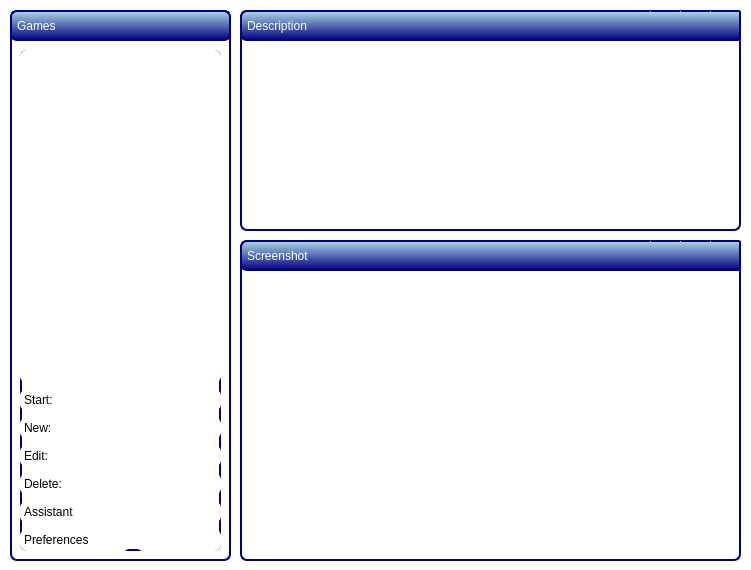
Before: the Qt Designer form dboxfe/ui/dboxfe.ui in LasDesu/DBoxFE, drawn with Qt 5.
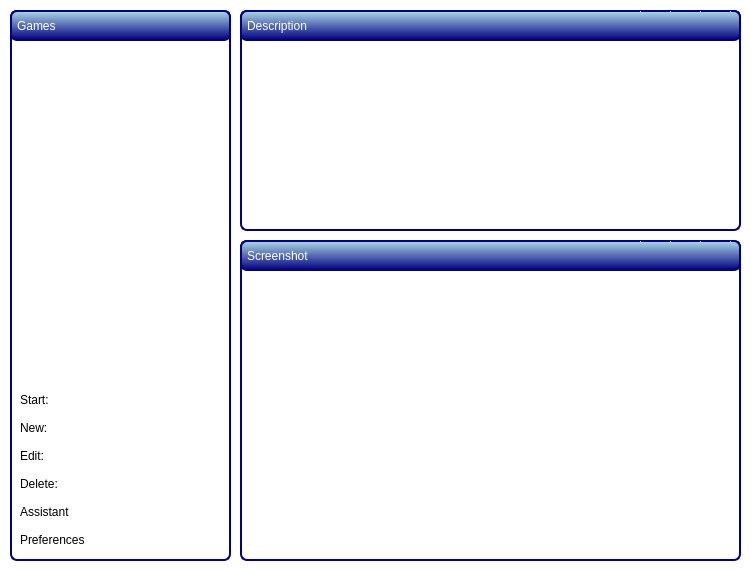
After: the same form once the commit is applied. Icons and pictures are not drawn.

Patch:
```diff
--- a/dboxfe/ui/dboxfe.ui
+++ b/dboxfe/ui/dboxfe.ui
@@ -28,9 +28,134 @@
    <string>DBoxFE - Startscreen</string>
   </property>
   <property name="styleSheet" >
-   <string notr="true" >QWidget#UiDBoxFE {
+   <string notr="true" >#UiDBoxFE {
 	background-color: white;
 }
+
+#frameGameScreenshot {
+	border-width: 2px;
+	padding: 1px;
+	border-style: solid;
+	border-color: navy;
+	border-radius: 7px;
+	background-color: white;
+}
+
+#frameGameDescription {
+	border-width: 2px;
+	padding: 1px;
+	border-style: solid;
+	border-color: navy;
+	border-radius: 7px;
+	background-color: white;
+}
+
+#frameGame {
+	border-width: 2px;
+	padding: 1px;
+	border-style: solid;
+	border-color: navy;
+	border-radius: 7px;
+	background-color: white;
+}
+
+#labelGameSreenshotHeader {
+	background-color: qlineargradient(x1: 0, y1: 0, x2: 0, y2: 1, stop: 0 lightblue, stop: 1 navy);
+	color: white;
+	border-width: 2px;
+	padding: 2px;
+	border-style: solid;
+	border-color: navy;
+	border-radius: 7px;
+}
+
+#labelGameDescriptionHeader {
+	background-color: qlineargradient(x1: 0, y1: 0, x2: 0, y2: 1, stop: 0 lightblue, stop: 1 navy);
+	color: white;
+	border-width: 2px;
+	padding: 2px;
+	border-style: solid;
+	border-color: navy;
+	border-radius: 7px;
+}
+
+#labelGameHeader {
+background-color: qlineargradient(x1: 0, y1: 0, x2: 0, y2: 1, stop: 0 lightblue, stop: 1 navy);
+color: white;
+border-width: 2px;
+padding: 2px;
+border-style: solid;
+border-color: navy;
+border-radius: 7px;
+}
+
+#btnOpenDescriptionText {
+	background-color: qlineargradient(x1: 0, y1: 0, x2: 0, y2: 1, stop: 0 lightblue, stop: 1 navy);
+	border-width: 2px;
+	padding: 2px;
+	border-style: solid;
+	border-color: navy;
+	border-left: none;
+	border-right: none;
+	border-radius: 1px;
+}
+
+#btnApplyDescriptionText {
+	background-color: qlineargradient(x1: 0, y1: 0, x2: 0, y2: 1, stop: 0 lightblue, stop: 1 navy);
+	border-width: 2px;
+	padding: 2px;
+	border-style: solid;
+	border-color: navy;
+	border-left: none;
+	border-right: none;
+	border-radius: 1px;
+}
+
+#btnClearDescriptionText {
+	background-color: qlineargradient(x1: 0, y1: 0, x2: 0, y2: 1, stop: 0 lightblue, stop: 1 navy);
+	border-width: 2px;
+	padding: 2px;
+	border-style: solid;
+	border-color: navy;
+	border-left: none;
+	border-right: none;
+	border-radius: 1px;
+}
+
+#btnOpenScreenCapture {
+	background-color: qlineargradient(x1: 0, y1: 0, x2: 0, y2: 1, stop: 0 lightblue, stop: 1 navy);
+	border-width: 2px;
+	padding: 2px;
+	border-style: solid;
+	border-color: navy;
+	border-left: none;
+	border-right: none;
+	border-radius: 1px;
+}
+
+#btnApplyScreenCapture {
+	background-color: qlineargradient(x1: 0, y1: 0, x2: 0, y2: 1, stop: 0 lightblue, stop: 1 navy);
+	color: white;
+	border-width: 2px;
+	padding: 2px;
+	border-style: solid;
+	border-color: navy;
+	border-left: none;
+	border-right: none;
+	border-radius: 1px;
+}
+
+#btnClearScreenCapture {
+	background-color: qlineargradient(x1: 0, y1: 0, x2: 0, y2: 1, stop: 0 lightblue, stop: 1 navy);
+	color: white;
+	border-width: 2px;
+	padding: 2px;
+	border-style: solid;
+	border-color: navy;
+	border-left: none;
+	border-right: none;
+	border-radius: 1px;
+}
 </string>
   </property>
   <widget class="QFrame" name="frameGame" >
@@ -43,12 +168,7 @@
     </rect>
    </property>
    <property name="styleSheet" >
-    <string notr="true" >border-width: 2px;
-padding: 1px;
-border-style: solid;
-border-color: navy;
-border-radius: 7px;
-background-color: white;</string>
+    <string notr="true" />
    </property>
    <property name="frameShape" >
     <enum>QFrame::StyledPanel</enum>
@@ -78,7 +198,7 @@
      <string>Games</string>
     </property>
    </widget>
-   <widget class="QWidget" name="" >
+   <widget class="QWidget" name="layoutWidget" >
     <property name="geometry" >
      <rect>
       <x>10</x>
@@ -428,12 +548,7 @@
     </rect>
    </property>
    <property name="styleSheet" >
-    <string notr="true" >border-width: 2px;
-padding: 1px;
-border-style: solid;
-border-color: navy;
-border-radius: 7px;
-background-color: white;</string>
+    <string notr="true" />
    </property>
    <property name="frameShape" >
     <enum>QFrame::StyledPanel</enum>
@@ -477,13 +592,7 @@
      </rect>
     </property>
     <property name="styleSheet" >
-     <string notr="true" >background-color: qlineargradient(x1: 0, y1: 0, x2: 0, y2: 1, stop: 0 lightblue, stop: 1 navy);
-color: white;
-border-width: 2px;
-padding: 2px;
-border-style: solid;
-border-color: navy;
-border-radius: 7px;</string>
+     <string notr="true" />
     </property>
     <property name="frameShape" >
      <enum>QFrame::StyledPanel</enum>
@@ -495,21 +604,14 @@
    <widget class="QToolButton" name="btnClearScreenCapture" >
     <property name="geometry" >
      <rect>
-      <x>470</x>
+      <x>460</x>
       <y>0</y>
       <width>31</width>
       <height>31</height>
      </rect>
     </property>
     <property name="styleSheet" >
-     <string notr="true" >background-color: qlineargradient(x1: 0, y1: 0, x2: 0, y2: 1, stop: 0 lightblue, stop: 1 navy);
-color: white;
-border-width: 2px;
-padding: 2px;
-border-style: solid;
-border-color: navy;
-border-left: none;
-border-radius: 1px;</string>
+     <string notr="true" />
     </property>
     <property name="icon" >
      <iconset resource="../../resource/dboxfe.qrc" >
@@ -519,22 +621,14 @@
    <widget class="QToolButton" name="btnApplyScreenCapture" >
     <property name="geometry" >
      <rect>
-      <x>440</x>
+      <x>430</x>
       <y>0</y>
       <width>31</width>
       <height>31</height>
      </rect>
     </property>
     <property name="styleSheet" >
-     <string notr="true" >background-color: qlineargradient(x1: 0, y1: 0, x2: 0, y2: 1, stop: 0 lightblue, stop: 1 navy);
-color: white;
-border-width: 2px;
-padding: 2px;
-border-style: solid;
-border-color: navy;
-border-left: none;
-border-right: none;
-border-radius: 1px;</string>
+     <string notr="true" />
     </property>
     <property name="icon" >
      <iconset resource="../../resource/dboxfe.qrc" >
@@ -544,7 +638,7 @@
    <widget class="QToolButton" name="btnOpenScreenCapture" >
     <property name="geometry" >
      <rect>
-      <x>410</x>
+      <x>400</x>
       <y>0</y>
       <width>31</width>
       <height>31</height>
@@ -554,15 +648,7 @@
      <string>Open screen capture</string>
     </property>
     <property name="styleSheet" >
-     <string notr="true" >background-color: qlineargradient(x1: 0, y1: 0, x2: 0, y2: 1, stop: 0 lightblue, stop: 1 navy);
-color: white;
-border-width: 2px;
-padding: 2px;
-border-style: solid;
-border-color: navy;
-border-left: none;
-border-right: none;
-border-radius: 1px;</string>
+     <string notr="true" />
     </property>
     <property name="icon" >
      <iconset resource="../../resource/dboxfe.qrc" >
@@ -580,12 +666,7 @@
     </rect>
    </property>
    <property name="styleSheet" >
-    <string notr="true" >border-width: 2px;
-padding: 1px;
-border-style: solid;
-border-color: navy;
-border-radius: 7px;
-background-color: white;</string>
+    <string notr="true" />
    </property>
    <property name="frameShape" >
     <enum>QFrame::StyledPanel</enum>
@@ -626,13 +707,7 @@
      </rect>
     </property>
     <property name="styleSheet" >
-     <string notr="true" >background-color: qlineargradient(x1: 0, y1: 0, x2: 0, y2: 1, stop: 0 lightblue, stop: 1 navy);
-color: white;
-border-width: 2px;
-padding: 2px;
-border-style: solid;
-border-color: navy;
-border-radius: 7px;</string>
+     <string notr="true" />
     </property>
     <property name="frameShape" >
      <enum>QFrame::StyledPanel</enum>
@@ -644,22 +719,14 @@
    <widget class="QToolButton" name="btnApplyDescriptionText" >
     <property name="geometry" >
      <rect>
-      <x>440</x>
+      <x>430</x>
       <y>0</y>
       <width>31</width>
       <height>31</height>
      </rect>
     </property>
     <property name="styleSheet" >
-     <string notr="true" >background-color: qlineargradient(x1: 0, y1: 0, x2: 0, y2: 1, stop: 0 lightblue, stop: 1 navy);
-color: white;
-border-width: 2px;
-padding: 2px;
-border-style: solid;
-border-color: navy;
-border-left: none;
-border-right: none;
-border-radius: 1px;</string>
+     <string notr="true" />
     </property>
     <property name="icon" >
      <iconset resource="../../resource/dboxfe.qrc" >
@@ -669,21 +736,14 @@
    <widget class="QToolButton" name="btnClearDescriptionText" >
     <property name="geometry" >
      <rect>
-      <x>470</x>
+      <x>460</x>
       <y>0</y>
       <width>31</width>
       <height>31</height>
      </rect>
     </property>
     <property name="styleSheet" >
-     <string notr="true" >background-color: qlineargradient(x1: 0, y1: 0, x2: 0, y2: 1, stop: 0 lightblue, stop: 1 navy);
-color: white;
-border-width: 2px;
-padding: 2px;
-border-style: solid;
-border-color: navy;
-border-left: none;
-border-radius: 1px;</string>
+     <string notr="true" />
     </property>
     <property name="icon" >
      <iconset resource="../../resource/dboxfe.qrc" >
@@ -693,22 +753,14 @@
    <widget class="QToolButton" name="btnOpenDescriptionText" >
     <property name="geometry" >
      <rect>
-      <x>410</x>
+      <x>400</x>
       <y>0</y>
       <width>31</width>
       <height>31</height>
      </rect>
     </property>
     <property name="styleSheet" >
-     <string notr="true" >background-color: qlineargradient(x1: 0, y1: 0, x2: 0, y2: 1, stop: 0 lightblue, stop: 1 navy);
-color: white;
-border-width: 2px;
-padding: 2px;
-border-style: solid;
-border-color: navy;
-border-left: none;
-border-right: none;
-border-radius: 1px;</string>
+     <string notr="true" />
     </property>
     <property name="icon" >
      <iconset resource="../../resource/dboxfe.qrc" >
```
Left out of the diff: 10 changed lines with no effect on the pictures.
